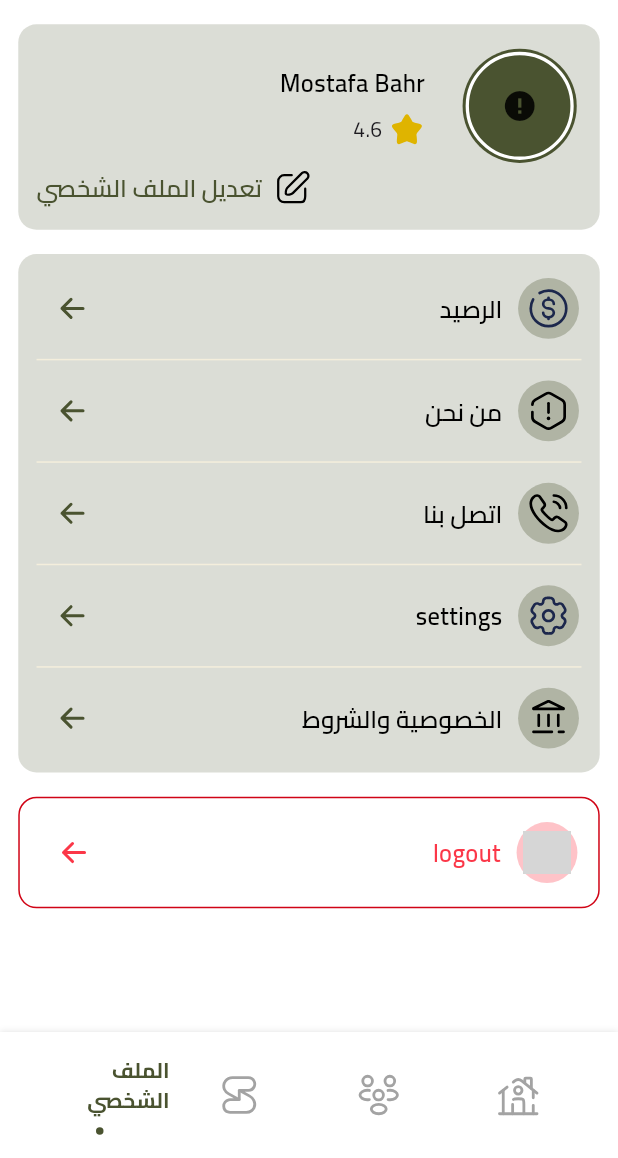
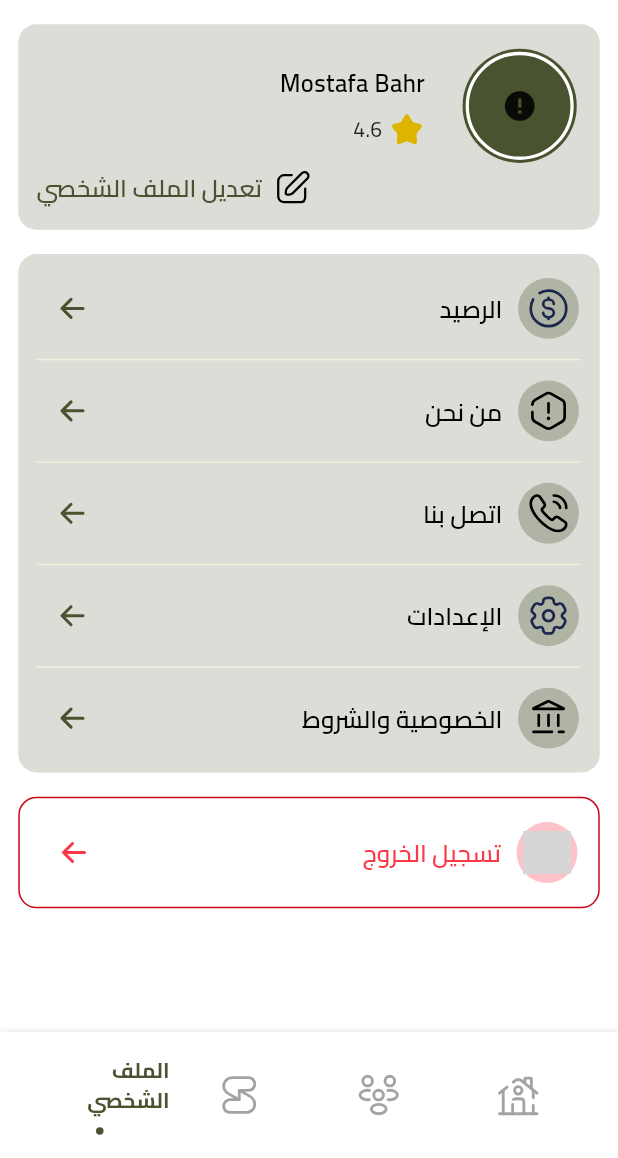
Before and after one commit to mostafaahmedbahr/El-Kottab, a Flutter app: the screen it shows after launch, item 4 of the bottom bar chosen, on a phone screen of 412 x 824 dp, the part 78-1236 px from its top. Run offline on Flutter 3.47's test engine with Material 3 defaults, Android fonts, the light colour scheme and no system bars; drawn by our look-alikes of cached_network_image, flashy_tab_bar2; our stand-ins replace animated_toggle_switch, carousel_slider, cherry_toast, conditional_builder_null_safety, dartz, dio and 16 more; accounts and stored records are empty; network calls fail; grey boxes are pictures that could not be loaded.

Commit message:
translate some words

```diff
--- a/lib/lang/ar_lang.dart
+++ b/lib/lang/ar_lang.dart
@@ -98,6 +98,10 @@ class ArLang {
     "thisInvitationHelpUsers": "تساعد هذه الدعوة المستخدمين على تعلم سورة الفاتحة، وهي جزء أساسي من الصلاة وأعظم سورة في القرآن الكريم",
     "thisInvitationIsSupportedBy": "هذه الدعوة مدعومة من",
     "theCompanyName": "اسم الشركة",
+    "settings": "الإعدادات",
+    "logout": "تسجيل الخروج",
+    "history": "السجل",
+
 
 
 
--- a/lib/lang/en_lang.dart
+++ b/lib/lang/en_lang.dart
@@ -98,6 +98,10 @@ class EnLang {
     "thisInvitationHelpUsers": "this invitation helps users learn surah Al-Fatiha , a key part of the prayer and the greatest surah of the Quran",
     "thisInvitationIsSupportedBy": "this invitation is supported by",
     "theCompanyName": "the company name",
+    "settings": "settings",
+    "logout": "logout",
+    "history": "history",
+
 
 
 
--- a/lib/lang/lang_keys.dart
+++ b/lib/lang/lang_keys.dart
@@ -98,8 +98,6 @@ abstract class LangKeys
     static const thisInvitationHelpUsers = "thisInvitationHelpUsers";
     static const thisInvitationIsSupportedBy = "thisInvitationIsSupportedBy";
     static const theCompanyName = "theCompanyName";
-
-
     static const settings = "settings";
     static const logout = "logout";
     static const history = "history";
```
